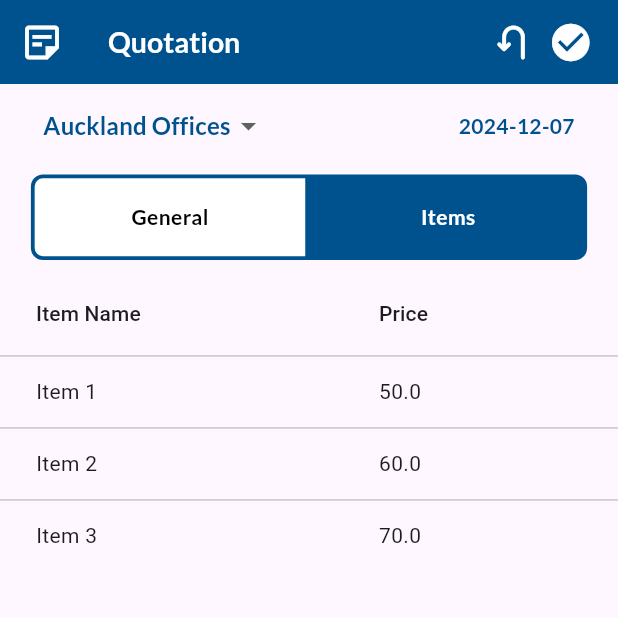
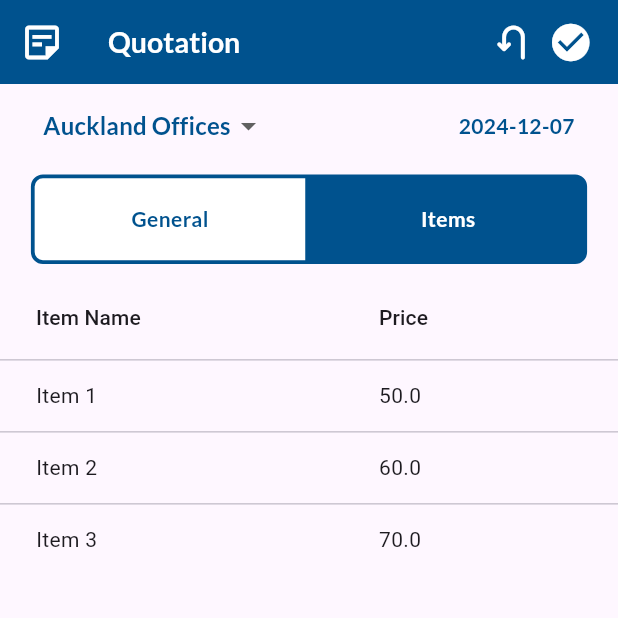
Before and after one commit to ashen8981/product_dashboard, a Flutter app: the screen it shows after launch, after a tap on "Items", on a phone screen of 412 x 824 dp, the top half of it. Run offline on Flutter 3.47's test engine with Material 3 defaults, Android fonts, the phone set to English and light mode, and no system bars; our stand-ins replace google_fonts, sqflite; accounts and stored records are empty.

Commit message:
UI changes

```diff
--- a/lib/view/item_view/widgets/data_table.dart
+++ b/lib/view/item_view/widgets/data_table.dart
@@ -5,7 +5,9 @@ import '../../common_widget/common_text.dart';
 
 Widget buildDataTable(BuildContext context, ItemViewModel viewModel) {
   final screenWidth = MediaQuery.of(context).size.width;
-  return DataTable(
+  return SingleChildScrollView(
+    scrollDirection: Axis.horizontal, // Make the DataTable horizontally scrollable
+    child: DataTable(
       columnSpacing: screenWidth * 0.05, // Adjust the spacing between columns
       showBottomBorder: false, // Remove the default divider at the bottom
       dividerThickness: 0, // Remove dividers between rows
@@ -71,5 +73,6 @@ Widget buildDataTable(BuildContext context, ItemViewModel viewModel) {
             ),
           )
           .toList(),
+    ),
   );
 }
--- a/lib/view/item_view/widgets/toggle_button.dart
+++ b/lib/view/item_view/widgets/toggle_button.dart
@@ -16,8 +16,8 @@ class CustomToggleButtonState extends State<CustomToggleButton> {
 
   @override
   Widget build(BuildContext context) {
-    return Container(
-      child: Row(
+    final screenWidth = MediaQuery.of(context).size.width;
+    return Row(
       children: [
         Expanded(
           child: GestureDetector(
@@ -26,10 +26,10 @@ class CustomToggleButtonState extends State<CustomToggleButton> {
               widget.onToggle(0); // Notify the parent widget
             },
             child: Container(
-                padding: EdgeInsets.symmetric(vertical: 16.0),
+              padding: EdgeInsets.symmetric(vertical: screenWidth * 0.042),
               decoration: BoxDecoration(
                 color: _selectedIndex == 0 ? AppColors.customBlue : AppColors.defaultWhite,
-                  borderRadius: BorderRadius.only(
+                borderRadius: const BorderRadius.only(
                   topLeft: Radius.circular(8.0),
                   bottomLeft: Radius.circular(8.0),
                 ),
@@ -42,7 +42,7 @@ class CustomToggleButtonState extends State<CustomToggleButton> {
                 child: CommonText(
                   'General',
                   style: TextStyle(
-                      color: _selectedIndex == 0 ? Colors.white : Colors.black,
+                    color: _selectedIndex == 0 ? Colors.white : AppColors.customBlue,
                     fontWeight: FontWeight.bold,
                   ),
                 ),
@@ -57,10 +57,10 @@ class CustomToggleButtonState extends State<CustomToggleButton> {
               widget.onToggle(1); // Notify the parent widget
             },
             child: Container(
-                padding: EdgeInsets.symmetric(vertical: 16.0),
+              padding: EdgeInsets.symmetric(vertical: screenWidth * 0.042),
               decoration: BoxDecoration(
                 color: _selectedIndex == 1 ? AppColors.customBlue : AppColors.defaultWhite,
-                  borderRadius: BorderRadius.only(
+                borderRadius: const BorderRadius.only(
                   topRight: Radius.circular(8.0),
                   bottomRight: Radius.circular(8.0),
                 ),
@@ -73,7 +73,7 @@ class CustomToggleButtonState extends State<CustomToggleButton> {
                 child: CommonText(
                   'Items',
                   style: TextStyle(
-                      color: _selectedIndex == 1 ? Colors.white : Colors.black,
+                    color: _selectedIndex == 1 ? Colors.white : AppColors.customBlue,
                     fontWeight: FontWeight.bold,
                   ),
                 ),
@@ -82,7 +82,6 @@ class CustomToggleButtonState extends State<CustomToggleButton> {
           ),
         ),
       ],
-      ),
     );
   }
 }
```
Lines whose indentation alone changed are shown as unchanged.
